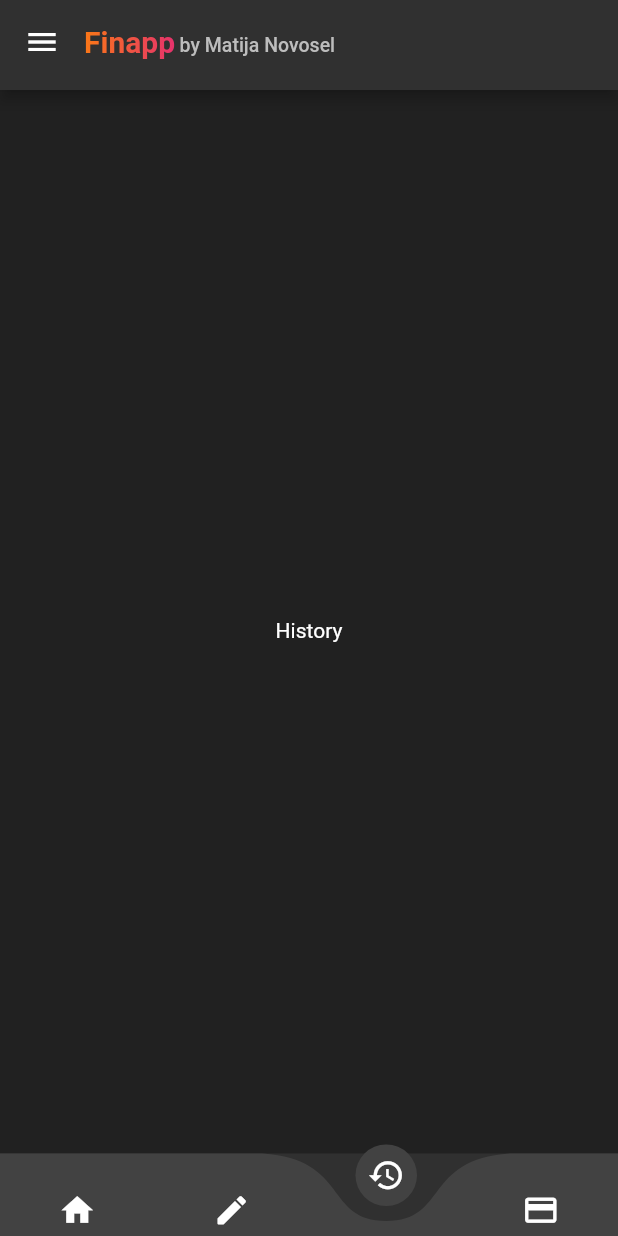
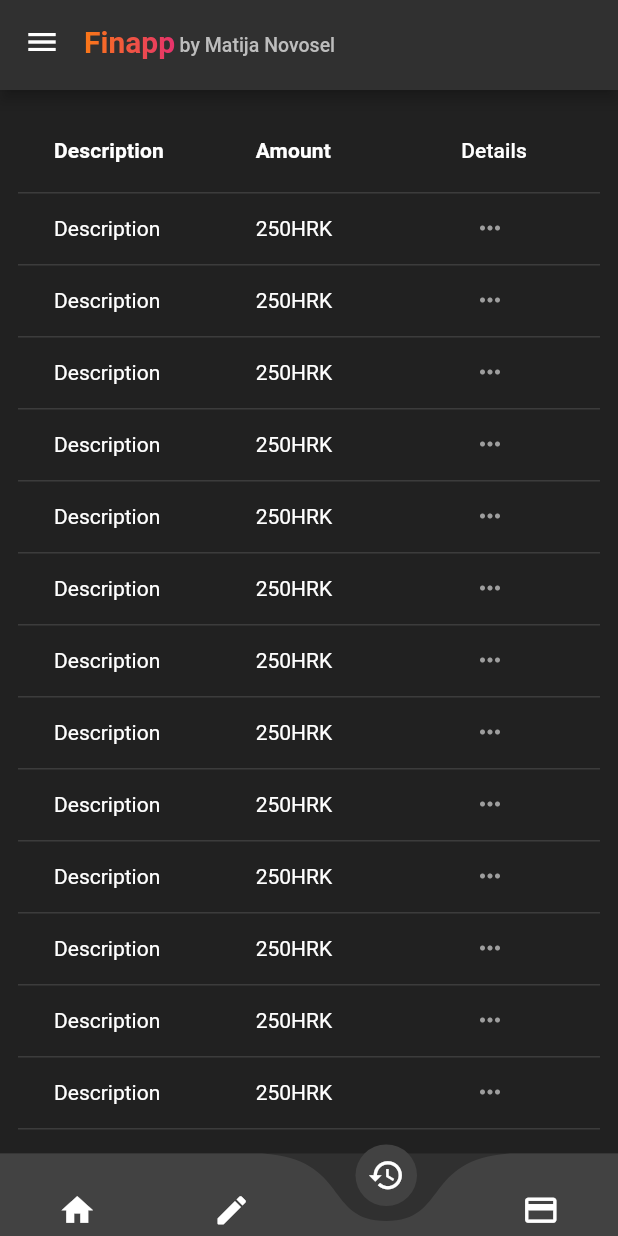
Before and after one commit to MatijaNovosel/avarice-mobile, a Flutter app: the screen it shows after launch, swiped to page 3, on a phone screen of 412 x 824 dp. Run offline on Flutter 3.47's test engine with Material 2 defaults, Android fonts, the phone set to English and light mode, and no system bars; drawn by our look-alikes of curved_navigation_bar; our stand-ins replace flutter_spinkit; missing offline and left inert: flutter_mobile_vision; network calls fail.

Commit message:
Data table wip, security measures

```diff
--- a/finapp/lib/views/history.dart
+++ b/finapp/lib/views/history.dart
@@ -1,4 +1,5 @@
 import 'package:finapp/controllers/form-submit-controller.dart';
+import 'package:finapp/widgets/tag.dart';
 import 'package:flutter/material.dart';
 
 class History extends StatefulWidget {
@@ -17,9 +18,51 @@ class _HistoryState extends State<History> {
         right: 12,
         top: 12,
       ),
-      child: Center(
-        child: Text("History"),
-      ), // Exp ExpenseForm(controller: formSubmitController),
+      child: DataTable(
+        columns: <DataColumn>[
+          DataColumn(
+            label: Text(
+              'Description',
+              style: TextStyle(fontWeight: FontWeight.bold),
+            ),
+          ),
+          DataColumn(
+            label: Text(
+              'Amount',
+              style: TextStyle(fontWeight: FontWeight.bold),
+            ),
+          ),
+          DataColumn(
+            label: Expanded(
+              child: Text(
+                'Details',
+                textAlign: TextAlign.center,
+              ),
+            ),
+          ),
+        ],
+        rows: <DataRow>[
+          for (var i = 0; i < 25; i++)
+            DataRow(
+              cells: <DataCell>[
+                DataCell(Text('Description')),
+                DataCell(Text('250HRK')),
+                DataCell(
+                  FlatButton(
+                    onPressed: () {},
+                    child: new Icon(
+                      Icons.more_horiz_rounded,
+                      color: Colors.grey,
+                      size: 20.0,
+                    ),
+                    shape: new CircleBorder(),
+                    color: Colors.transparent,
+                  ),
+                ),
+              ],
+            ),
+        ],
+      ), // ExpenseForm(controller: formSubmitController),
     );
   }
 }
--- a/finapp/lib/views/home.dart
+++ b/finapp/lib/views/home.dart
@@ -1,8 +1,3 @@
-import 'package:curved_navigation_bar/curved_navigation_bar.dart';
-import 'package:finapp/widgets/app-bar.dart';
-import 'package:finapp/widgets/bottom-navigation.dart';
-import 'package:finapp/widgets/current-amount-list.dart';
-import 'package:finapp/widgets/drawer.dart';
 import 'package:flutter/material.dart';
 import 'package:intl/intl.dart';
 import 'package:finapp/services/change-service.dart';
@@ -16,7 +11,7 @@ class Home extends StatefulWidget {
 }
 
 class _HomeState extends State<Home> {
-  // final Future<List<FinancialChange>> _financialChanges = getFinancialChanges();
+  final Future<List<FinancialChange>> _financialChanges = getFinancialChanges();
 
   @override
   Widget build(BuildContext context) {
@@ -157,7 +152,7 @@ class _HomeState extends State<Home> {
               ],
             ),
           ),
-          /* FutureBuilder<List<FinancialChange>>(
+          FutureBuilder<List<FinancialChange>>(
             future: _financialChanges,
             builder: (
               BuildContext context,
@@ -199,7 +194,7 @@ class _HomeState extends State<Home> {
                   }
               }
             },
-          ), */
+          ),
         ],
       ),
     );
```
Also changed, not shown: 3 other files.
